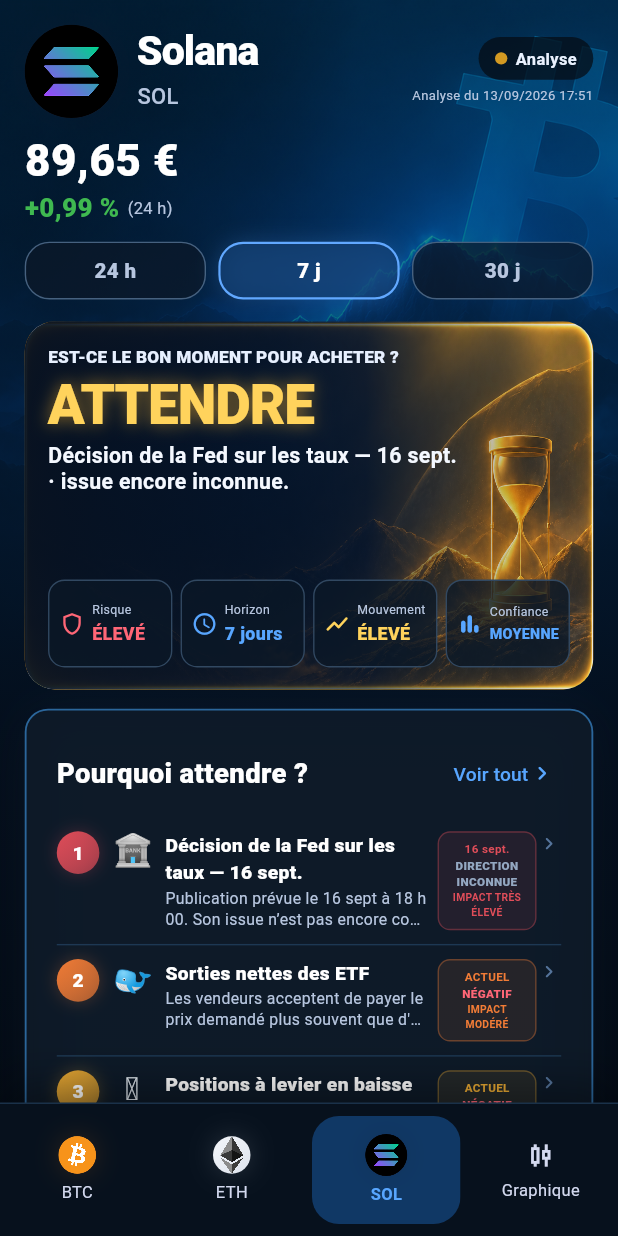
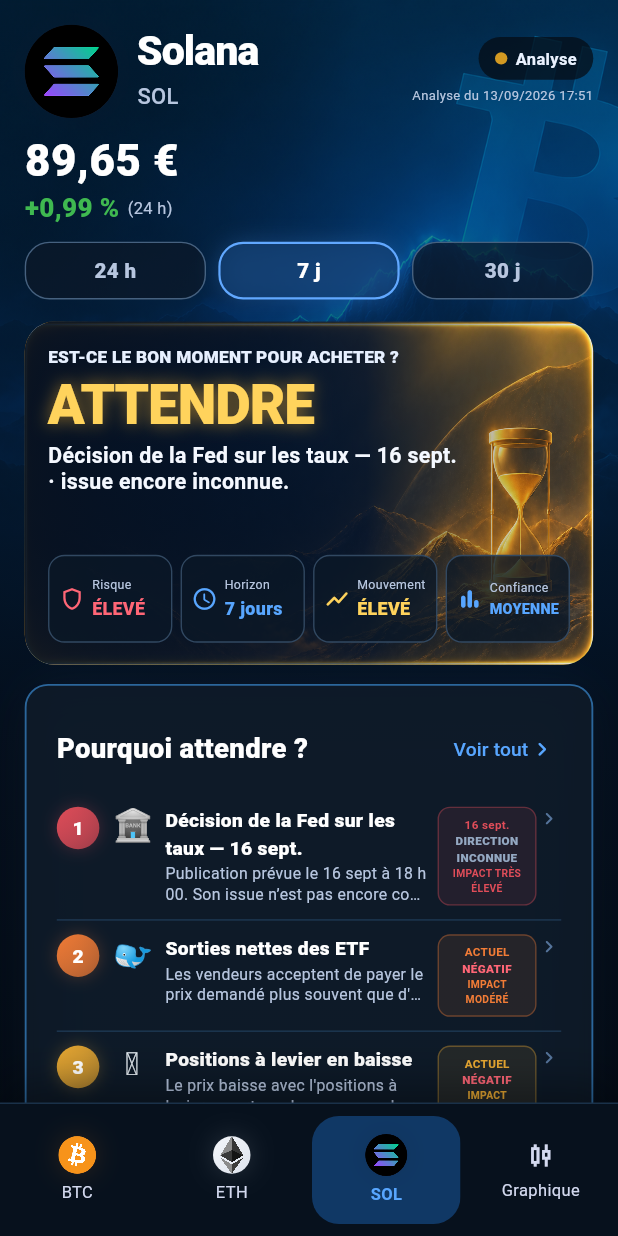
Before and after one commit to HebertAntoine/crypto_intelligence, a Flutter app: the screen it shows after launch, item 3 of the bottom bar chosen, on a phone screen of 412 x 824 dp. Run offline on Flutter 3.47's test engine with Material 3 defaults, Android fonts, the phone set to English and light mode, and no system bars; missing offline and left inert: dart:html, dart:ui_web; network calls fail; Roboto replaces fonts that are missing (Apple Color Emoji); project files that could hold a hidden picture were left out.

Commit message:
slightly flatten decision card

```diff
--- a/app/lib/screens/future_analysis_screen.dart
+++ b/app/lib/screens/future_analysis_screen.dart
@@ -676,7 +676,7 @@
             ),
           ),
           Container(
-            height: 268,
+            height: 250,
             padding: const EdgeInsets.fromLTRB(17, 18, 17, 16),
             child: Column(
               crossAxisAlignment: CrossAxisAlignment.start,
```
Also changed, not shown: 1 other file.
